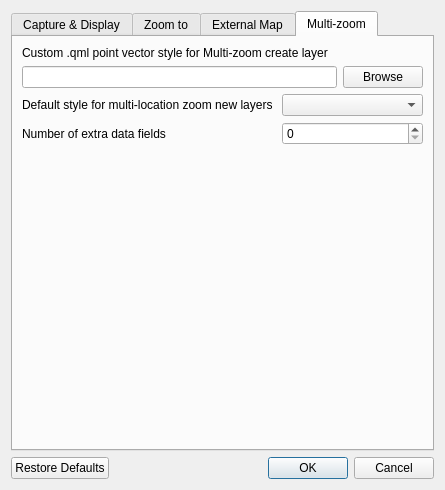
The window that ui/latLonSettings.ui (NationalSecurityAgency/qgis-latlontools-plugin) describes before a commit, drawn with Qt 5.
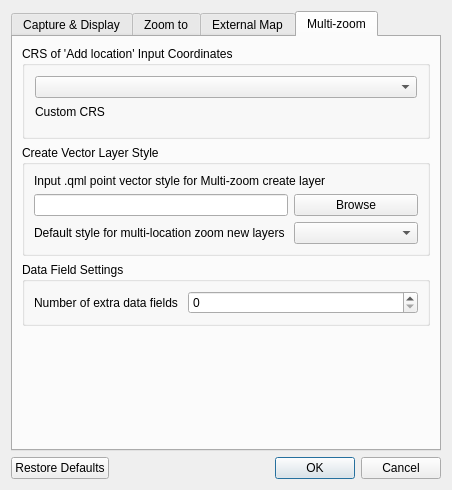
The same window after the commit. The open tabs and pages were chosen to show the change. Custom widgets are drawn as their Qt base class.

Commit message: Added additional CRS support for multi-zoom dialog

The edit to the form file:
```diff
--- a/ui/latLonSettings.ui
+++ b/ui/latLonSettings.ui
@@ -6,7 +6,7 @@
    <rect>
     <x>0</x>
     <y>0</y>
-    <width>445</width>
+    <width>452</width>
     <height>490</height>
    </rect>
   </property>
@@ -300,28 +300,60 @@
       </attribute>
       <layout class="QVBoxLayout" name="verticalLayout_5">
        <item>
+        <widget class="QGroupBox" name="groupBox">
+         <property name="sizePolicy">
+          <sizepolicy hsizetype="Preferred" vsizetype="Preferred">
+           <horstretch>0</horstretch>
+           <verstretch>0</verstretch>
+          </sizepolicy>
+         </property>
+         <property name="title">
+          <string>CRS of 'Add location' Input Coordinates</string>
+         </property>
+         <property name="flat">
+          <bool>false</bool>
+         </property>
+         <property name="checkable">
+          <bool>false</bool>
+         </property>
+         <layout class="QVBoxLayout" name="verticalLayout_6">
+          <property name="spacing">
+           <number>7</number>
+          </property>
+          <property name="margin">
+           <number>10</number>
+          </property>
+          <item>
+           <widget class="QComboBox" name="multiZoomToProjectionComboBox"/>
+          </item>
+          <item>
+           <widget class="QLabel" name="label_19">
+            <property name="text">
+             <string>Custom CRS</string>
+            </property>
+           </widget>
+          </item>
+          <item>
+           <widget class="QgsProjectionSelectionWidget" name="multiZoomToProjectionSelectionWidget"/>
+          </item>
+         </layout>
+        </widget>
+       </item>
+       <item>
+        <widget class="QGroupBox" name="groupBox_2">
+         <property name="title">
+          <string>Create Vector Layer Style</string>
+         </property>
+         <layout class="QVBoxLayout" name="verticalLayout_7">
+          <item>
         <widget class="QLabel" name="label_15">
          <property name="text">
-          <string>Custom .qml point vector style for Multi-zoom create layer</string>
+             <string>Input .qml point vector style for Multi-zoom create layer</string>
          </property>
         </widget>
        </item>
        <item>
-        <layout class="QHBoxLayout" name="horizontalLayout_3">
-         <item>
-          <widget class="QLineEdit" name="qmlLineEdit"/>
-         </item>
-         <item>
-          <widget class="QPushButton" name="qmlBrowseButton">
-           <property name="text">
-            <string>Browse</string>
-           </property>
-          </widget>
-         </item>
-        </layout>
-       </item>
-       <item>
-        <layout class="QFormLayout" name="_2">
+           <layout class="QGridLayout" name="gridLayout_2">
          <property name="sizeConstraint">
           <enum>QLayout::SetDefaultConstraint</enum>
          </property>
@@ -335,14 +367,42 @@
          <item row="1" column="1">
           <widget class="QComboBox" name="markerStyleComboBox"/>
          </item>
-         <item row="2" column="0">
+            <item row="0" column="0">
+             <widget class="QLineEdit" name="qmlLineEdit">
+              <property name="sizePolicy">
+               <sizepolicy hsizetype="Preferred" vsizetype="Fixed">
+                <horstretch>0</horstretch>
+                <verstretch>0</verstretch>
+               </sizepolicy>
+              </property>
+             </widget>
+            </item>
+            <item row="0" column="1">
+             <widget class="QPushButton" name="qmlBrowseButton">
+              <property name="text">
+               <string>Browse</string>
+              </property>
+             </widget>
+            </item>
+           </layout>
+          </item>
+         </layout>
+        </widget>
+       </item>
+       <item>
+        <widget class="QGroupBox" name="groupBox_3">
+         <property name="title">
+          <string>Data Field Settings</string>
+         </property>
+         <layout class="QFormLayout" name="formLayout">
+          <item row="0" column="0">
           <widget class="QLabel" name="label_17">
            <property name="text">
             <string>Number of extra data fields </string>
            </property>
           </widget>
          </item>
-         <item row="2" column="1">
+          <item row="0" column="1">
           <widget class="QSpinBox" name="extraDataSpinBox">
            <property name="maximum">
             <number>10</number>
@@ -350,6 +410,7 @@
           </widget>
          </item>
         </layout>
+        </widget>
        </item>
        <item>
         <spacer name="verticalSpacer_4">
```
Left out of the diff: 2 changed lines with no effect on the pictures. Lines whose indentation alone changed are shown as unchanged. The commit also changes 2 other files.
